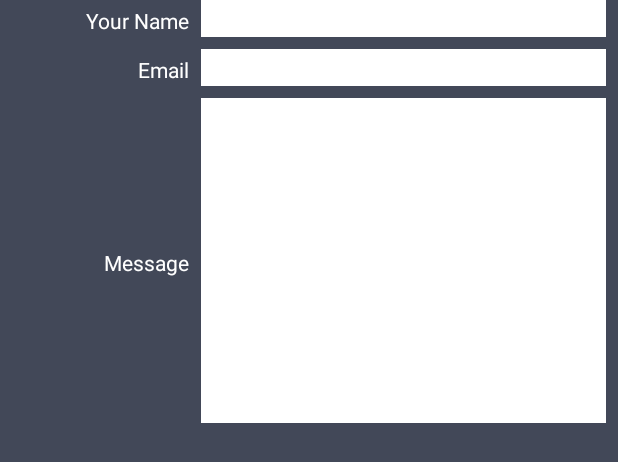
After one commit to ngoretski-oakland/cse5230_assignment2_layout, an Android app: the layout screen11.xml on its own in the app's theme, with its tools: preview values and no code run, on a phone screen of 412 x 824 dp. The commit adds this screen. Shown: the top 462 px of the screen. Run offline under Robolectric (Android 15) with nearby library versions, the phone set to English and light mode, and no system bars.

Commit message:
Adding Screen 11

```diff
--- a/app/src/main/AndroidManifest.xml
+++ b/app/src/main/AndroidManifest.xml
@@ -64,6 +64,12 @@
                 <category android:name="android.intent.category.DEFAULT" />
             </intent-filter>
         </activity>
+        <activity android:name=".Screen11">
+            <intent-filter>
+                <action android:name="edu.csi5230.ngoretski.SCREEN_11" />
+                <category android:name="android.intent.category.DEFAULT" />
+            </intent-filter>
+        </activity>
     </application>
 
 </manifest>
--- /dev/null
+++ b/app/src/main/java/edu/csi5230/ngoretski/assignment2layout/Screen11.java
@@ -0,0 +1,31 @@
+package edu.csi5230.ngoretski.assignment2layout;
+
+import android.os.Bundle;
+import android.support.v7.app.AppCompatActivity;
+import android.view.View;
+import android.widget.ImageView;
+import android.widget.TextView;
+
+
+public class Screen11 extends AppCompatActivity {
+
+    @Override
+    protected void onCreate(Bundle savedInstanceState) {
+        super.onCreate(savedInstanceState);
+        setContentView(R.layout.screen10);
+
+        getSupportActionBar().setDisplayShowCustomEnabled(true);
+        getSupportActionBar().setCustomView(R.layout.action_bar);
+
+        ((TextView) findViewById(R.id.textView)).setText("Send Feedback");
+
+        ((ImageView) findViewById(R.id.imageView)).setOnClickListener(new View.OnClickListener() {
+            @Override
+            public void onClick(View view) {
+                finish();
+            }
+        });
+
+
+    }
+}
--- a/app/src/main/java/edu/csi5230/ngoretski/assignment2layout/Screen2.java
+++ b/app/src/main/java/edu/csi5230/ngoretski/assignment2layout/Screen2.java
@@ -53,6 +53,15 @@ public class Screen2 extends AppCompatActivity {
             }
         });
 
+        contactButton.setOnClickListener(new View.OnClickListener() {
+            @Override
+            public void onClick(View view) {
+                Intent i = new Intent("edu.csi5230.ngoretski.SCREEN_11");
+                i.setFlags(Intent.FLAG_ACTIVITY_REORDER_TO_FRONT);
+                startActivity(i);
+            }
+        });
+
     }
 
 }
--- /dev/null
+++ b/app/src/main/res/layout/screen11.xml
@@ -0,0 +1,75 @@
+<?xml version="1.0" encoding="utf-8"?>
+<GridLayout xmlns:android="http://schemas.android.com/apk/res/android"
+    android:layout_width="match_parent"
+    android:layout_height="match_parent"
+    android:background="@drawable/page11_bg"
+    android:columnCount="2"
+    android:rowCount="3">
+
+    <TextView
+        android:id="@+id/textView3"
+        android:layout_width="wrap_content"
+        android:layout_height="wrap_content"
+        android:layout_columnWeight="1"
+        android:text="Your Name"
+        android:textColor="@color/white"
+        android:textAlignment="textEnd"
+        android:layout_marginBottom="8dp"
+        android:layout_marginRight="8dp"/>
+
+    <EditText
+        android:id="@+id/editText"
+        android:layout_width="wrap_content"
+        android:layout_height="wrap_content"
+        android:layout_columnWeight="1"
+        android:background="@color/white"
+        android:ems="10"
+        android:inputType="textPersonName"
+        android:layout_marginBottom="8dp"
+        android:layout_marginRight="8dp"/>
+
+    <TextView
+        android:id="@+id/textView2"
+        android:layout_width="wrap_content"
+        android:layout_height="wrap_content"
+        android:layout_columnWeight="1"
+        android:text="Email"
+        android:textColor="@color/white"
+        android:textAlignment="textEnd"
+        android:layout_marginBottom="8dp"
+        android:layout_marginRight="8dp"/>
+
+    <EditText
+        android:id="@+id/editText2"
+        android:layout_width="wrap_content"
+        android:layout_height="wrap_content"
+        android:layout_columnWeight="1"
+        android:background="@color/white"
+        android:ems="10"
+        android:inputType="textPersonName"
+        android:layout_marginBottom="8dp"
+        android:layout_marginRight="8dp"/>
+
+    <TextView
+        android:id="@+id/textView4"
+        android:layout_width="wrap_content"
+        android:layout_height="wrap_content"
+        android:layout_columnWeight="1"
+        android:text="Message"
+        android:textColor="@color/white"
+        android:textAlignment="textEnd"
+        android:layout_marginBottom="8dp"
+        android:layout_marginRight="8dp"/>
+
+    <EditText
+        android:id="@+id/editText3"
+        android:layout_width="wrap_content"
+        android:layout_height="wrap_content"
+        android:ems="10"
+        android:layout_columnWeight="1"
+        android:inputType="textMultiLine"
+        android:lines="10"
+        android:background="@color/white"
+        android:layout_marginBottom="8dp"
+        android:layout_marginRight="8dp"/>
+</GridLayout>
--- a/app/src/main/res/values/colors.xml
+++ b/app/src/main/res/values/colors.xml
@@ -3,4 +3,5 @@
     <color name="colorPrimary">#393e4e</color>
     <color name="colorPrimaryDark">#22273A</color>
     <color name="colorAccent">#E7A753</color>
+    <color name="white">#FFFFFF</color>
 </resources>
```
Also changed, not shown: app/src/main/res/drawable/page11_bg.png (added), 4 other files.
